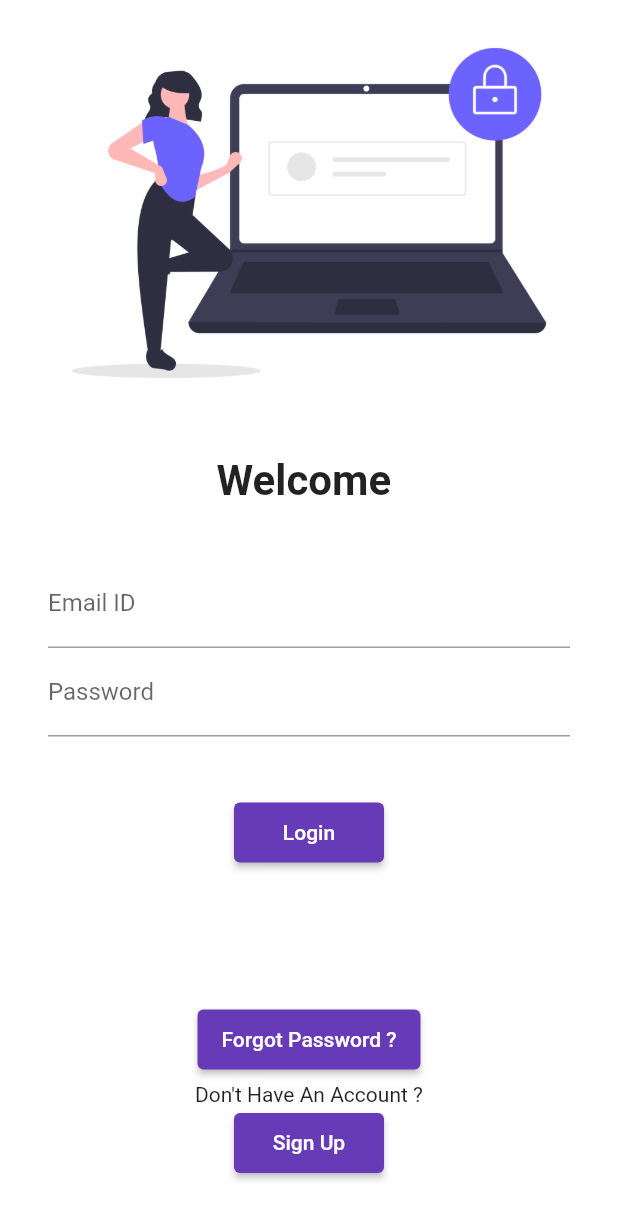
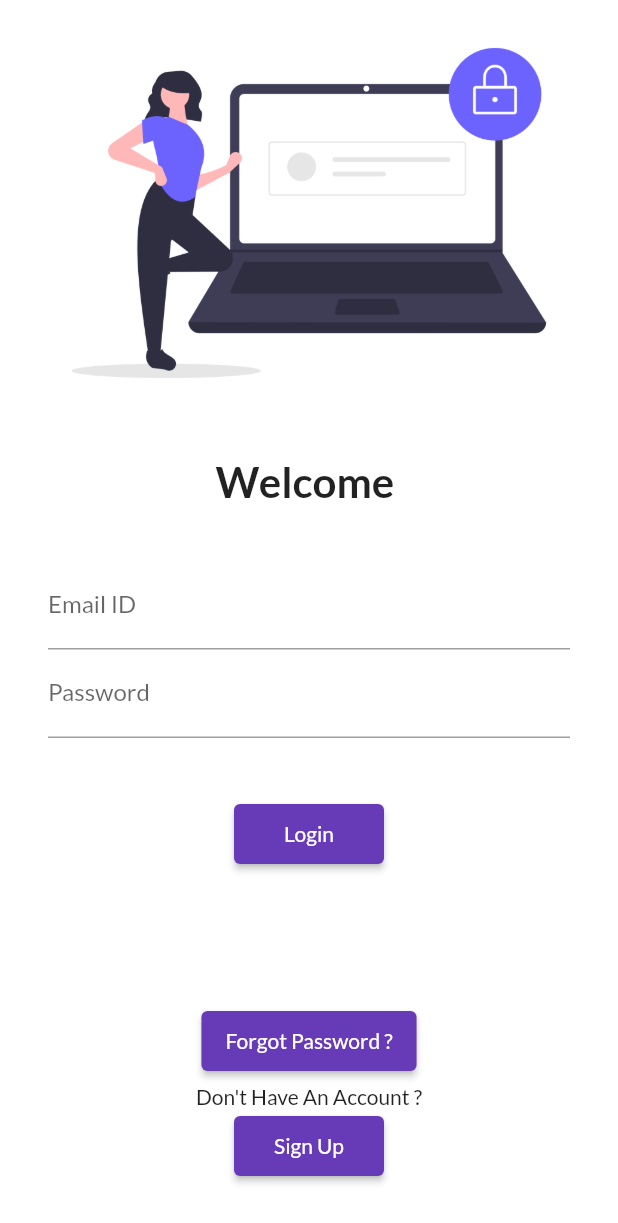
Before and after one commit to undertaj/Flutter-Task, a Flutter app: the screen it shows after launch, on a phone screen of 412 x 824 dp. Shown: the top 1223 px of the screen. Run offline on Flutter 3.47's test engine with Material 2 defaults, Android fonts, the phone set to English and light mode, and no system bars; our stand-ins replace cloud_firestore, firebase_auth, firebase_core, google_fonts; accounts and stored records are empty.

Commit message:
day9 changes

```diff
--- a/lib/main.dart
+++ b/lib/main.dart
@@ -6,6 +6,7 @@ import 'package:my_app/pages/forgot_page.dart';
 import 'package:my_app/pages/home_page.dart';
 import 'package:my_app/pages/login_page.dart';
 import 'package:my_app/pages/register_page.dart';
+import 'package:my_app/pages/verifyemail_page.dart';
 import 'package:my_app/utils/routes.dart';
 import 'package:firebase_core/firebase_core.dart';
 import '../utils/utils.dart';
@@ -21,29 +22,19 @@ class MyApp extends StatelessWidget {
   static final String title = 'Firebase Auth';
 
   @override
-  Widget build(BuildContext context) =>MaterialApp(
+  Widget build(BuildContext context) => MaterialApp(
     scaffoldMessengerKey: Utils.messengerKey,
       navigatorKey: navigatorKey,
       debugShowCheckedModeBanner: false,
-      title: title,
-      theme: ThemeData.light().copyWith(
-      colorScheme: ColorScheme.fromSwatch(primarySwatch: Colors.deepPurple),
-      ),
       routes: {
-        "/" : (context) => LoginPage(),
+        // "/" : (context) => LoginPage(),
         MyRoutes.homeRoute : (context) => HomePage(),
         MyRoutes.loginRoute : (context) => LoginPage(),
         MyRoutes.registerRoute : (context) => RegisterPage(),
-        MyRoutes.forgotRoute : (context) => ForgotPage()
+        MyRoutes.forgotRoute : (context) => ForgotPage(),
+        MyRoutes.verifyRoute : (context) => VerifyEmailPage()
      },
-  );
-}
-
-class MainPage extends StatelessWidget {
-  @override
-  Widget build(BuildContext context) => Scaffold(
-    body: StreamBuilder<User?>(
-      stream: FirebaseAuth.instance.authStateChanges(),
+      home: StreamBuilder<User?>(stream: FirebaseAuth.instance.authStateChanges(),
           builder: (context, snapshot) {
             if(snapshot.connectionState == ConnectionState.waiting) {
               return Center(child: CircularProgressIndicator());
@@ -52,32 +43,19 @@ class MainPage extends StatelessWidget {
               return Center(child: Text('Something went wrong!'));
             }
             else if(snapshot.hasData) {
-          return HomePage();
+              return VerifyEmailPage();
             }
             else {
               return LoginPage();
             }
-      },
+          }),
+      themeMode: ThemeMode.light,
+
+      theme: ThemeData(
+          primarySwatch: Colors.deepPurple,
+          textTheme: GoogleFonts.latoTextTheme(),
+          fontFamily: GoogleFonts.lato().fontFamily
       ),
-
+      darkTheme: ThemeData(brightness: Brightness.dark)
   );
-    // return MaterialApp(
-    //   themeMode: ThemeMode.light,
-    //
-    //   debugShowCheckedModeBanner: false,
-    //
-    //   theme: ThemeData(
-    //       primarySwatch: Colors.deepPurple,
-    //   // textTheme: GoogleFonts.latoTextTheme()
-    //       fontFamily: GoogleFonts.lato().fontFamily
-    //   ),
-    //   darkTheme: ThemeData(brightness: Brightness.dark),
-    //
-    //
-    //
-    //
-    //
-    //
-    //
-    // );
 }
--- a/lib/pages/forgot_page.dart
+++ b/lib/pages/forgot_page.dart
@@ -4,6 +4,7 @@ import 'package:firebase_auth/firebase_auth.dart';
 import 'package:flutter/material.dart';
 import 'package:my_app/utils/routes.dart';
 
+import '../main.dart';
 import '../utils/utils.dart';
 
 class ForgotPage extends StatefulWidget {
@@ -80,7 +81,9 @@ class _ForgotPageState extends State<ForgotPage> {
 
     } on FirebaseAuthException catch (e) {
       print(e);
-      Utils.showSnackBar(e.message);
+      Utils.showSnackBar(e.toString());
     }
+    Utils.showSnackBar('Password Reset Email sent!');
+    navigatorKey.currentState!.popUntil((route) => route.isFirst);
   }
 }
--- a/lib/utils/routes.dart
+++ b/lib/utils/routes.dart
@@ -3,6 +3,7 @@ class MyRoutes{
   static String homeRoute = "/home";
   static String registerRoute = "/register";
   static String forgotRoute = "/forgot";
+  static String verifyRoute = "/verify";
 
 
 }
--- a/lib/utils/utils.dart
+++ b/lib/utils/utils.dart
@@ -6,7 +6,7 @@ class Utils {
   static showSnackBar(String? text) {
     if(text == null) return;
 
-    final snackBar = SnackBar(content: Text(text),backgroundColor: Colors.deepPurple);
+    final snackBar = SnackBar(content: Text(text),backgroundColor: Colors.green);
 
     messengerKey.currentState!
       ..removeCurrentSnackBar
```
Also changed, not shown: lib/pages/login_page.dart (+7 -7 lines), lib/pages/register_page.dart (+11 -14 lines), lib/pages/verifyemail_page.dart (added, +108 -0 lines). Lines whose indentation alone changed are shown as unchanged.
